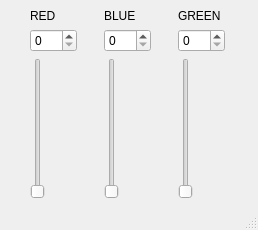
The window that qt-ui/form.ui (pablog12/OOP-Python) describes before a commit, drawn with Qt 5.
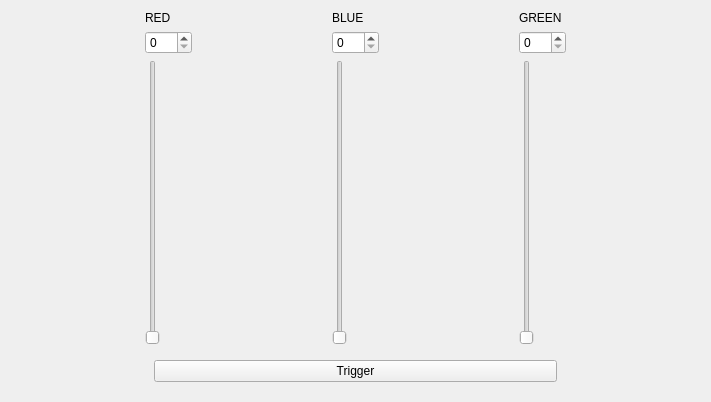
The same window after the commit.

```diff
--- a/qt-ui/form.ui
+++ b/qt-ui/form.ui
@@ -1,22 +1,31 @@
 <?xml version="1.0" encoding="UTF-8"?>
 <ui version="4.0">
- <class>MainUI</class>
- <widget class="QMainWindow" name="MainUI">
+ <class>mainuislider</class>
+ <widget class="QWidget" name="mainuislider">
   <property name="geometry">
    <rect>
     <x>0</x>
     <y>0</y>
-    <width>258</width>
-    <height>230</height>
+    <width>711</width>
+    <height>402</height>
    </rect>
   </property>
   <property name="windowTitle">
-   <string>MainUI</string>
+   <string>mainuislider</string>
   </property>
-  <widget class="QWidget" name="centralwidget">
-   <layout class="QHBoxLayout" name="horizontalLayout">
-    <item>
+  <layout class="QGridLayout" name="gridLayout">
+   <item row="0" column="0">
      <layout class="QGridLayout" name="gridLayout_2">
+     <item row="2" column="0">
+      <widget class="QSlider" name="verticalSlider">
+       <property name="maximum">
+        <number>255</number>
+       </property>
+       <property name="orientation">
+        <enum>Qt::Vertical</enum>
+       </property>
+      </widget>
+     </item>
       <item row="0" column="0">
        <widget class="QLabel" name="label">
         <property name="text">
@@ -31,19 +40,9 @@
         </property>
        </widget>
       </item>
-      <item row="2" column="0">
-       <widget class="QSlider" name="verticalSlider">
-        <property name="maximum">
-         <number>255</number>
-        </property>
-        <property name="orientation">
-         <enum>Qt::Vertical</enum>
-        </property>
-       </widget>
-      </item>
-     </layout>
-    </item>
-    <item>
+    </layout>
+   </item>
+   <item row="0" column="1">
      <layout class="QGridLayout" name="gridLayout_3">
       <item row="0" column="0">
        <widget class="QLabel" name="label_3">
@@ -71,7 +70,7 @@
       </item>
      </layout>
     </item>
-    <item>
+   <item row="0" column="2">
      <layout class="QGridLayout" name="gridLayout_4">
       <item row="0" column="0">
        <widget class="QLabel" name="label_2">
@@ -99,19 +98,23 @@
       </item>
      </layout>
     </item>
-   </layout>
-  </widget>
-  <widget class="QMenuBar" name="menubar">
-   <property name="geometry">
-    <rect>
-     <x>0</x>
-     <y>0</y>
-     <width>258</width>
-     <height>21</height>
-    </rect>
-   </property>
-  </widget>
-  <widget class="QStatusBar" name="statusbar"/>
+   <item row="1" column="0" colspan="3">
+    <widget class="QWidget" name="widget" native="true">
+     <layout class="QGridLayout" name="gridLayout_5">
+      <item row="0" column="0">
+       <widget class="QPushButton" name="triggerButton">
+        <property name="text">
+         <string>Trigger</string>
+        </property>
+        <property name="checkable">
+         <bool>false</bool>
+        </property>
+       </widget>
+      </item>
+     </layout>
+    </widget>
+   </item>
+  </layout>
  </widget>
  <resources/>
  <connections>
```
Left out of the diff: 96 changed lines with no effect on the pictures. Lines whose indentation alone changed are shown as unchanged.
